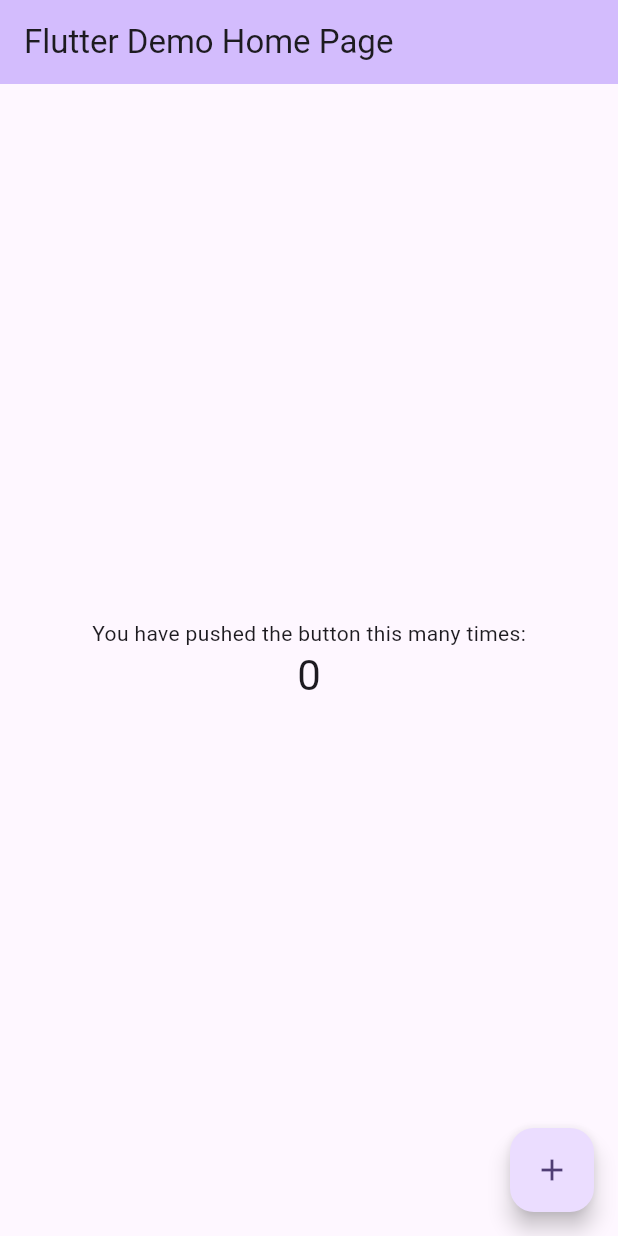
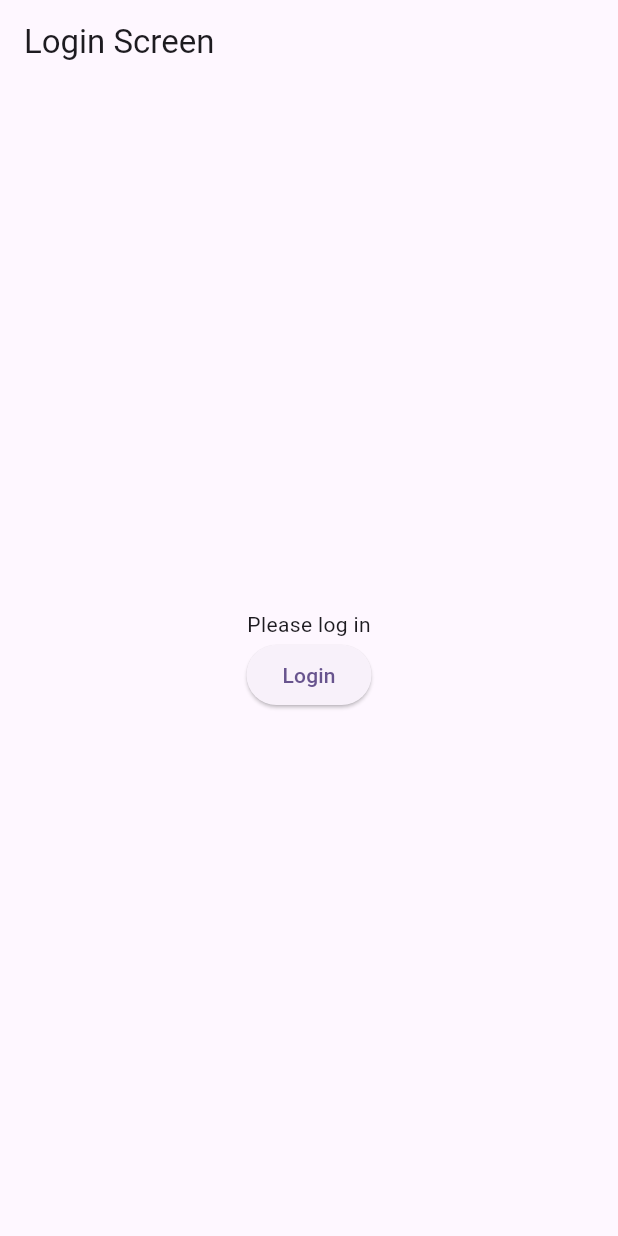
Before and after one commit to seongm1n/snowkorea-project, a Flutter app: the screen it shows after launch, on a phone screen of 412 x 824 dp. Run offline on Flutter 3.47's test engine with Material 3 defaults, Android fonts, the phone set to English and light mode, and no system bars.

Commit message:
add loginScreen

```diff
--- a/lib/main.dart
+++ b/lib/main.dart
@@ -1,4 +1,5 @@
 import 'package:flutter/material.dart';
+import 'screens/loginScreen.dart';
 
 void main() {
   runApp(const MyApp());
@@ -7,119 +8,15 @@
 class MyApp extends StatelessWidget {
   const MyApp({super.key});
 
-  // This widget is the root of your application.
   @override
   Widget build(BuildContext context) {
     return MaterialApp(
       title: 'Flutter Demo',
       theme: ThemeData(
-        // This is the theme of your application.
-        //
-        // TRY THIS: Try running your application with "flutter run". You'll see
-        // the application has a purple toolbar. Then, without quitting the app,
-        // try changing the seedColor in the colorScheme below to Colors.green
-        // and then invoke "hot reload" (save your changes or press the "hot
-        // reload" button in a Flutter-supported IDE, or press "r" if you used
-        // the command line to start the app).
-        //
-        // Notice that the counter didn't reset back to zero; the application
-        // state is not lost during the reload. To reset the state, use hot
-        // restart instead.
-        //
-        // This works for code too, not just values: Most code changes can be
-        // tested with just a hot reload.
         colorScheme: ColorScheme.fromSeed(seedColor: Colors.deepPurple),
         useMaterial3: true,
       ),
-      home: const MyHomePage(title: 'Flutter Demo Home Page'),
+      home: const LoginScreen(),
     );
   }
 }
-
-class MyHomePage extends StatefulWidget {
-  const MyHomePage({super.key, required this.title});
-
-  // This widget is the home page of your application. It is stateful, meaning
-  // that it has a State object (defined below) that contains fields that affect
-  // how it looks.
-
-  // This class is the configuration for the state. It holds the values (in this
-  // case the title) provided by the parent (in this case the App widget) and
-  // used by the build method of the State. Fields in a Widget subclass are
-  // always marked "final".
-
-  final String title;
-
-  @override
-  State<MyHomePage> createState() => _MyHomePageState();
-}
-
-class _MyHomePageState extends State<MyHomePage> {
-  int _counter = 0;
-
-  void _incrementCounter() {
-    setState(() {
-      // This call to setState tells the Flutter framework that something has
-      // changed in this State, which causes it to rerun the build method below
-      // so that the display can reflect the updated values. If we changed
-      // _counter without calling setState(), then the build method would not be
-      // called again, and so nothing would appear to happen.
-      _counter++;
-    });
-  }
-
-  @override
-  Widget build(BuildContext context) {
-    // This method is rerun every time setState is called, for instance as done
-    // by the _incrementCounter method above.
-    //
-    // The Flutter framework has been optimized to make rerunning build methods
-    // fast, so that you can just rebuild anything that needs updating rather
-    // than having to individually change instances of widgets.
-    return Scaffold(
-      appBar: AppBar(
-        // TRY THIS: Try changing the color here to a specific color (to
-        // Colors.amber, perhaps?) and trigger a hot reload to see the AppBar
-        // change color while the other colors stay the same.
-        backgroundColor: Theme.of(context).colorScheme.inversePrimary,
-        // Here we take the value from the MyHomePage object that was created by
-        // the App.build method, and use it to set our appbar title.
-        title: Text(widget.title),
-      ),
-      body: Center(
-        // Center is a layout widget. It takes a single child and positions it
-        // in the middle of the parent.
-        child: Column(
-          // Column is also a layout widget. It takes a list of children and
-          // arranges them vertically. By default, it sizes itself to fit its
-          // children horizontally, and tries to be as tall as its parent.
-          //
-          // Column has various properties to control how it sizes itself and
-          // how it positions its children. Here we use mainAxisAlignment to
-          // center the children vertically; the main axis here is the vertical
-          // axis because Columns are vertical (the cross axis would be
-          // horizontal).
-          //
-          // TRY THIS: Invoke "debug painting" (choose the "Toggle Debug Paint"
-          // action in the IDE, or press "p" in the console), to see the
-          // wireframe for each widget.
-          mainAxisAlignment: MainAxisAlignment.center,
-          children: <Widget>[
-            const Text(
-              'You have pushed the button this many times:',
-            ),
-            Text(
-              '$_counter',
-              style: Theme.of(context).textTheme.headlineMedium,
-            ),
-          ],
-        ),
-      ),
-      floatingActionButton: FloatingActionButton(
-        onPressed: _incrementCounter,
-        tooltip: 'Increment',
-        child: const Icon(Icons.add),
-      ), // This trailing comma makes auto-formatting nicer for build methods.
-    );
-  }
-}
--- /dev/null
+++ b/lib/screens/loginScreen.dart
@@ -0,0 +1,28 @@
+import 'package:flutter/material.dart';
+
+class LoginScreen extends StatelessWidget {
+  const LoginScreen({super.key});
+
+  @override
+  Widget build(BuildContext context) {
+    return Scaffold(
+      appBar: AppBar(
+        title: const Text('Login Screen'),
+      ),
+      body: Center(
+        child: Column(
+          mainAxisAlignment: MainAxisAlignment.center,
+          children: <Widget>[
+            const Text('Please log in'),
+            ElevatedButton(
+              onPressed: () {
+                // Add login functionality here
+              },
+              child: const Text('Login'),
+            ),
+          ],
+        ),
+      ),
+    );
+  }
+}
```
